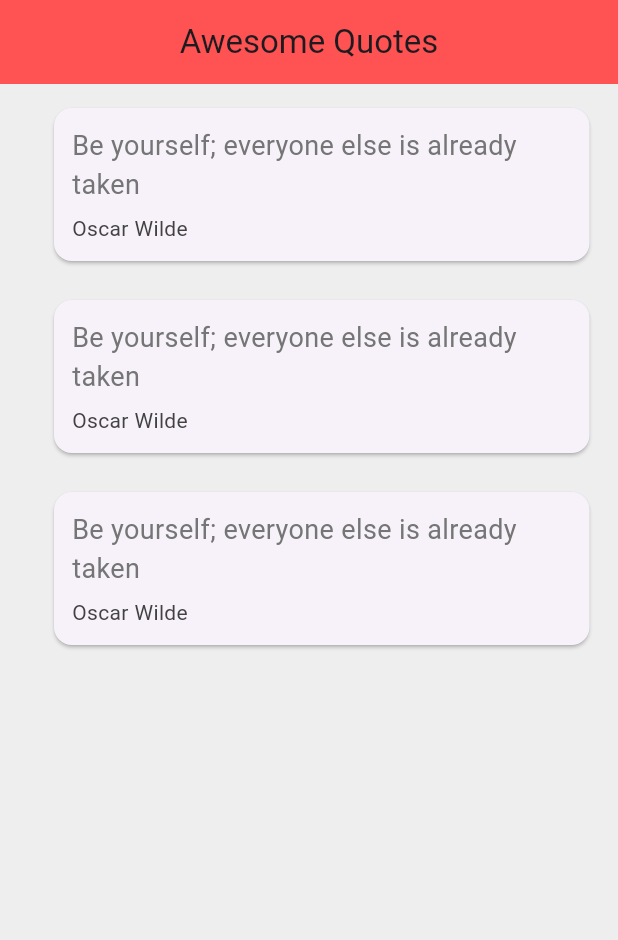
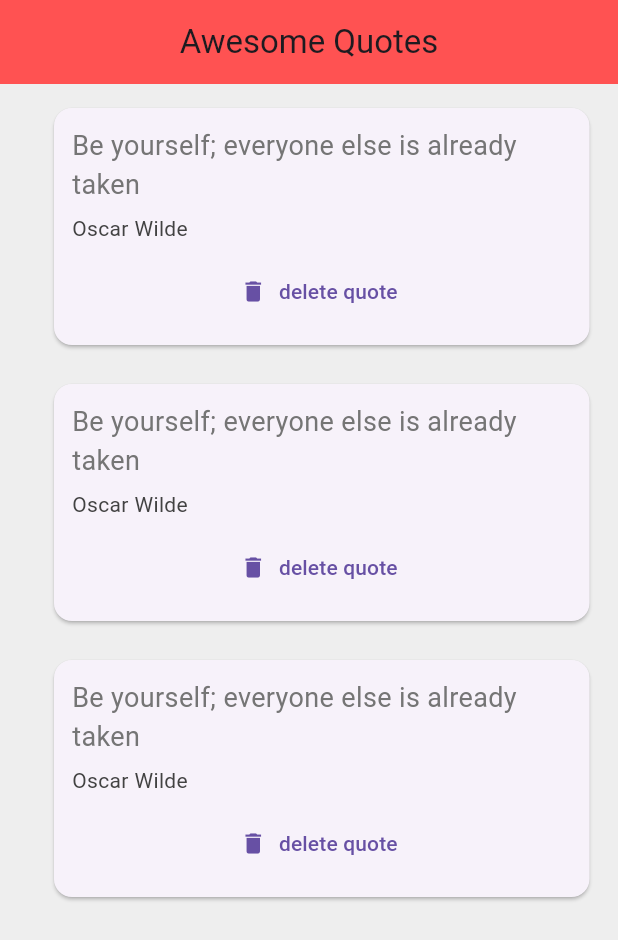
Before and after one commit to Shakirah-Jade/TestFlutter, a Flutter app: the screen it shows after launch, on a phone screen of 412 x 824 dp. Shown: the top 940 px of the screen. Run offline on Flutter 3.47's test engine with Material 3 defaults, Android fonts, the phone set to English and light mode, and no system bars.

Commit message:
Functions as parameters

```diff
--- a/timer/lib/main.dart
+++ b/timer/lib/main.dart
@@ -30,7 +30,15 @@ class _QuoteListState extends State<QuoteList> {
         backgroundColor: Colors.redAccent,
       ),
       body: Column(
-        children: quotes.map((quote) => QuoteCard(quote: quote)).toList(),
+        children: quotes
+            .map((quote) => QuoteCard(
+                quote: quote,
+                delete: () {
+                  setState(() {
+                    quotes.remove(quote);
+                  });
+                }))
+            .toList(),
       ),
     );
   }
--- a/timer/lib/quotecard.dart
+++ b/timer/lib/quotecard.dart
@@ -2,9 +2,9 @@ import 'package:flutter/material.dart';
 import 'quotes.dart';
 
 class QuoteCard extends StatelessWidget {
-  final quote;
-
-  QuoteCard({this.quote});
+  final Quote quote;
+  final Function delete;
+  QuoteCard({required this.quote, required this.delete});
 
   @override
   Widget build(BuildContext context) {
@@ -28,7 +28,15 @@ class QuoteCard extends StatelessWidget {
                 fontSize: 14.0,
                 color: Colors.grey[800],
               ),
-            )
+            ),
+            SizedBox(height: 8.0),
+            TextButton.icon(
+              onPressed: () {
+                delete();
+              },
+              label: Text('delete quote'),
+              icon: Icon(Icons.delete),
+            ),
           ],
         ),
       ),
```
